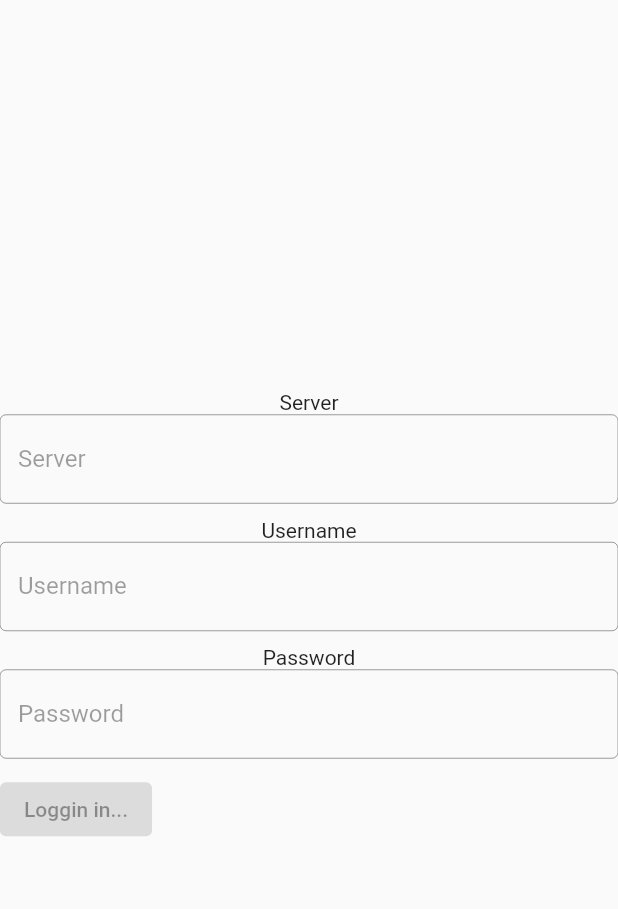
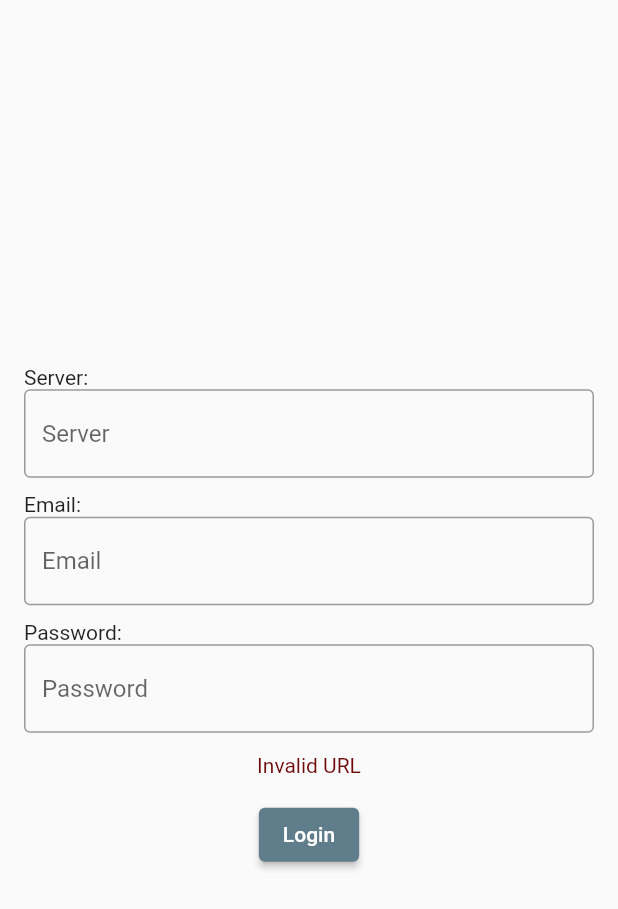
Before and after one commit to mitras2/photo_cloud_app, a Flutter app: the screen it shows after launch, after a tap on "Login", on a phone screen of 412 x 824 dp. Shown: the top 909 px of the screen. Run offline on Flutter 3.47's test engine with Material 2 defaults, Android fonts, the phone set to English and light mode, and no system bars; our stand-ins replace shared_preferences; missing offline and left inert: result_type, validated; generated files the repository leaves out were written again.

Commit message:
Mass commit - Added localization via ARB files - Added desktop support - Login data and token is stored after successful login *unsafe* - Renamed the project namespace - Changed communication with the Api - Added validation for inputs - Added (named) Routing - Added a splash screen upon startup

```diff
--- /dev/null
+++ b/l10n.yaml
@@ -0,0 +1,3 @@
+arb-dir: lib/l10n
+template-arb-file: app_en.arb
+output-localization-file: app_localizations.dart
--- /dev/null
+++ b/lib/api/api_base_headers.dart
@@ -0,0 +1,4 @@
+final Map<String,String> headersJson = {
+  'Content-type' : 'application/json',
+  'Accept': 'application/json',
+};
--- /dev/null
+++ b/lib/base_imports.dart
@@ -0,0 +1,2 @@
+export 'package:flutter_gen/gen_l10n/app_localizations.dart';
+export 'package:flutter/material.dart';
--- a/lib/dtos/envelope.dart
+++ b/lib/dtos/envelope.dart
@@ -16,7 +16,7 @@ class Envelope {
     _result = json['result'];
     _errorMessage = json['errorMessage'];
     _errorCode = json['errorCode'];
-    _timeGenerated = DateTime(json['timeGenerated']);
+    _timeGenerated = DateTime.parse(json['timeGenerated']);
   }
 
   Map<String, dynamic>? _result;
@@ -28,7 +28,7 @@ class Envelope {
   String? get errorMessage => _errorMessage;
   String? get errorCode => _errorCode;
   DateTime get timeGenerated => _timeGenerated;
-  bool get success => _result != null && _errorMessage == null;
+  bool get success => _result != null && (_errorMessage == null || _errorMessage!.isEmpty);
   bool get fail => !success;
 
 }
--- /dev/null
+++ b/lib/l10n/app_de.arb
@@ -0,0 +1,10 @@
+{
+  "helloWorld": "Hallo Welt!",
+  "serverAddress": "Server-Adresse",
+  "login_emailAddress": "E-Mail",
+  "username": "Benutzername",
+  "password": "Passwort",
+  "button_login": "Anmelden",
+  "button_logging_in": "Wird angemendet",
+  "welcome": "Wilkommen"
+}
--- a/lib/logic/api_login.dart
+++ b/lib/logic/api_login.dart
@@ -1,8 +1,10 @@
 
 import 'dart:convert';
 
+import 'package:photo_cloud/api/api_base_headers.dart';
 import 'package:photo_cloud/api/api_paths.dart';
 import 'package:photo_cloud/base_models/api_error.dart';
+import 'package:photo_cloud/base_models/api_status_codes_enum.dart';
 import 'package:photo_cloud/dtos/envelope.dart';
 import 'package:photo_cloud/dtos/login_dto.dart';
 import 'package:result_type/result_type.dart';
@@ -38,8 +40,9 @@ Future<Result<LoginDTO, ApiError>> loginUser({required Uri serverBaseUrl, requir
 
   try {
     var data = {"email": username, "password": password};
+    var dataJson = json.encode(data);
 
-    final response = await http.post(userLoginUri(serverUri: serverBaseUrl), body: data)
+    final response = await http.post(userLoginUri(serverUri: serverBaseUrl), headers: headersJson, body: dataJson)
         .timeout(const Duration(seconds: 20));
 
     //TODO: Find a good solution how wo initially check for success
@@ -54,12 +57,12 @@ Future<Result<LoginDTO, ApiError>> loginUser({required Uri serverBaseUrl, requir
       return Success(LoginDTO.fromJson(env.resultJson));
 
     } else {
-      throw Exception('Unable to fetch products from the REST API');
+      return Failure(ApiError(apiStatusCode: ApiStatusCodes.UnknownNetworkError, errorMessage: "Invalid Server Response", errorMessageIntlCode: "invalidResponse"));
     }
 
   } on TimeoutException {
     return Failure(ApiError.timeout());
-  } on Error {
+  } on Exception catch (e) {
     return Failure(ApiError.unknownNetworkError());
   }
 }
--- a/lib/main_photo_cloud.dart
+++ b/lib/main_photo_cloud.dart
@@ -1,8 +1,18 @@
 import 'package:flutter/material.dart';
 import 'package:photo_cloud/screens/login_screen.dart';
+import 'package:flutter_localizations/flutter_localizations.dart';
+import 'package:flutter_gen/gen_l10n/app_localizations.dart';
+import 'package:photo_cloud/screens/main_screen.dart';
+import 'package:photo_cloud/screens/splash_screen.dart';
 
 void main() {
   runApp(const MyApp());
+}
+
+class Routes {
+  static String splash = "/splash";
+  static String login = "/login";
+  static String home = "/home";
 }
 
 class MyApp extends StatelessWidget {
@@ -16,8 +26,22 @@ class MyApp extends StatelessWidget {
       theme: ThemeData(
         primarySwatch: Colors.blueGrey,
       ),
-      home:
-        const LoginScreen()
+      initialRoute: Routes.splash,
+      routes: {
+        Routes.splash: (context) => const SplashScreen(),
+        Routes.login: (context) => const LoginScreen(),
+        Routes.home: (context) => const MainScreen(),
+      },
+      localizationsDelegates: const [
+        GlobalMaterialLocalizations.delegate,
+        GlobalWidgetsLocalizations.delegate,
+        GlobalCupertinoLocalizations.delegate,
+        AppLocalizations.delegate
+      ],
+      supportedLocales: const [
+        Locale('en', ''), // English, no country code
+        Locale('de', ''), // German, no country code
+      ],
     );
   }
 }
--- a/lib/screens/login_screen.dart
+++ b/lib/screens/login_screen.dart
@@ -1,7 +1,11 @@
 import 'package:flutter/material.dart';
+import 'package:photo_cloud/base_imports.dart';
 import 'package:photo_cloud/logic/api_login.dart';
-import 'package:photo_cloud/widgets/base/empty.dart';
+import 'package:photo_cloud/logic/store_save_login.dart';
+import 'package:photo_cloud/main_photo_cloud.dart';
 import 'package:photo_cloud/widgets/login/login_input.dart';
+import 'package:validated/validated.dart';
+import 'package:flutter_gen/gen_l10n/app_localizations.dart';
 
 class LoginScreen extends StatefulWidget {
   const LoginScreen({Key? key}) : super(key: key);
@@ -13,102 +17,149 @@ class LoginScreen extends StatefulWidget {
 }
 
 class _LoginScreenState extends State<LoginScreen> {
-
   final TextEditingController textServer = TextEditingController();
   final TextEditingController textUser = TextEditingController();
   final TextEditingController textPassword = TextEditingController();
+  final formKey = GlobalKey<FormState>();
 
-  String? errorMessage;
-  bool loginAtemptRunning = false;
+  String errorMessage = "";
+  bool loginAttemptRunning = false;
 
   Future<void> login() async {
     setState(() {
-      loginAtemptRunning = true;
+      loginAttemptRunning = true;
     });
 
-    Uri? serverUri;
-    try {
-      serverUri = Uri.parse(textServer.value.text);
-    } on Error {
+    bool isValid = this.validateInputs();
+    if(!isValid) {
       setState(() {
-        errorMessage = "Invalid Server URL";
-        loginAtemptRunning = false;
+        loginAttemptRunning = false;
       });
       return;
     }
 
-    var result = await loginUser(serverBaseUrl: serverUri, username: textUser.value.text, password: textPassword.value.text);
+    String url = textServer.value.text;
+    String user = textUser.value.text;
+    String password = textPassword.value.text;
+
+    Uri? serverUri;
+    try {
+      serverUri = Uri.parse(url);
+    } on Exception {
+      setState(() {
+        errorMessage = "Invalid Server URL";
+        loginAttemptRunning = false;
+      });
+      return;
+    }
+
+    var result = await loginUser(
+        serverBaseUrl: serverUri,
+        username: user,
+        password: password);
 
     setState(() {
-      if(result.isFailure){
+      if (result.isFailure) {
         errorMessage = result.failure.errorMessage;
       } else {
-        errorMessage = null;
+        errorMessage = "";
       }
     });
 
     //TODO: If successful, end this section of the app
-    if(result.isSuccess) {
+    if (result.isSuccess) {
       setState(() {
         errorMessage = "Success";
       });
+
+      //Save the User-Login
+      await saveUserLogin(loginDTO: result.success, serverAddress: serverUri, username: user);
+      var userLogin = await getUserLogin();
+      Navigator.pushNamed(context, Routes.home, arguments: userLogin);
     }
 
+    setState(() {
+      loginAttemptRunning = false;
+    });
+  }
 
+  bool validateInputs() {
+    String url = textServer.value.text;
+
+    if(url.trim().isEmpty || !isURL(url)) {
       setState(() {
-      loginAtemptRunning = false;
+        errorMessage = "Invalid URL";
       });
+     return false;
+    }
+
+    String user = textUser.value.text;
+    if(user.trim().isEmpty) {
+      setState(() {
+        errorMessage = "A username is required";
+      });
+      return false;
+    }
+
+    String password = textPassword.value.text;
+    if(password.isEmpty) {
+      setState(() {
+        errorMessage = "A password is required";
+      });
+      return false;
+    }
+
+    return true;
   }
 
   @override
   Widget build(BuildContext context) {
     return Scaffold(
-      body: SafeArea (
+      body: SafeArea(
           child: Center(
+              child: Container(
+                  constraints: const BoxConstraints(maxWidth: 400),
+                  padding: const EdgeInsets.all(10),
                   child: Form(
+                    key: formKey,
                     child: SingleChildScrollView(
-                  child: Column (
-                    crossAxisAlignment: CrossAxisAlignment.start,
+                      child: Column(
+                        crossAxisAlignment: CrossAxisAlignment.center,
                         children: [
-                      LoginInput(label: 'Server', validator: (_) => null, enabled: !loginAtemptRunning, controller: textServer,),
-                      LoginInput(label: 'Username', validator: (_) => null, enabled: !loginAtemptRunning, controller: textUser,),
-                      LoginInput(label: 'Password', validator: (_) => null, enabled: !loginAtemptRunning, controller: textPassword,),
-                      errorMessageWidget(),
-                      elevatedButtonWidget()
+                          LoginInput(
+                            label: AppLocalizations.of(context)!.serverAddress,
+                            validator: (_) => null,
+                            enabled: !loginAttemptRunning,
+                            controller: textServer,
+                          ),
+                          LoginInput(
+                            label: AppLocalizations.of(context)!.login_emailAddress,
+                            validator: (_) => null,
+                            enabled: !loginAttemptRunning,
+                            controller: textUser,
+                          ),
+                          LoginInput(
+                            label: AppLocalizations.of(context)!.password,
+                            validator: (_) => null,
+                            enabled: !loginAttemptRunning,
+                            controller: textPassword,
+                          ),
+                          Container(
+                              padding: const EdgeInsets.all(4),
+                              margin: const EdgeInsets.only(bottom: 10),
+                              child: Text(
+                                errorMessage,
+                                style: const TextStyle(color: Color.fromRGBO(111, 10, 10, 1.0)),
+                              ),
+                          ),
+                          ElevatedButton(
+                              onPressed: loginAttemptRunning ? null : login,
+                              child: Text(loginAttemptRunning? AppLocalizations.of(context)!.button_logging_in : AppLocalizations.of(context)!.button_login))
                         ],
                       ),
                     ),
-              )
-          )
-      ),
+                  )))),
     );
   }
 
-  Widget errorMessageWidget() {
-    if(errorMessage == null) {
-      return const Empty();
 }
-
-    return Text(
-      errorMessage!,
-      style: const TextStyle(
-        color: Color.fromRGBO(111, 10, 10, 1.0)
-      ),
-    );
-  }
-
-  Widget elevatedButtonWidget() {
-
-    if(loginAtemptRunning) {
-      return const ElevatedButton(
-          onPressed: null,
-          child: Text('Loggin in...')
-      );
-    }
-
-    return ElevatedButton(
-        onPressed: () => login(),
-        child: const Text('Login')
-    );
-  }
-}
--- /dev/null
+++ b/lib/screens/splash_screen.dart
@@ -0,0 +1,40 @@
+import 'package:photo_cloud/base_imports.dart';
+import 'package:photo_cloud/logic/store_save_login.dart';
+import 'package:photo_cloud/main_photo_cloud.dart';
+
+class SplashScreen extends StatefulWidget {
+  const SplashScreen({Key? key}) : super(key: key);
+
+  @override
+  State<StatefulWidget> createState() {
+    return _SplashScreenState();
+  }
+}
+
+class _SplashScreenState extends State<SplashScreen> {
+
+  Future<void> checkLogin(BuildContext context) async {
+    var hasLogin = await hasUserLogin();
+    if(!hasLogin) {
+      Navigator.pushNamed(context, Routes.login);
+      return;
+    }
+
+    var user = await getUserLogin();
+    Navigator.pushNamed(context, Routes.home, arguments: user);
+  }
+
+  @override
+  Widget build(BuildContext context) {
+    checkLogin(context);
+
+    return Scaffold(
+      body: SafeArea(
+          child: Center(
+              child: Text(AppLocalizations.of(context)!.welcome)
+          )
+      ),
+    );
+  }
+
+}
--- a/lib/widgets/login/login_input.dart
+++ b/lib/widgets/login/login_input.dart
@@ -3,7 +3,7 @@ import 'package:flutter/material.dart';
 class LoginInput extends StatelessWidget {
 
   final String label;
-  final Function validator;
+  final String? Function(String?) validator;
   final TextEditingController? controller;
   bool enabled;
 
@@ -14,14 +14,17 @@ class LoginInput extends StatelessWidget {
     return Container(
       margin: const EdgeInsets.only(bottom: 10),
       child: Column(
+        crossAxisAlignment: CrossAxisAlignment.start,
         children: [
-          Text(label),
-          TextField(
+          Text(label + ":"),
+          TextFormField(
             controller: controller,
             enabled: enabled,
+            validator: validator,
+            // autovalidateMode: AutovalidateMode.onUserInteraction,
             decoration: InputDecoration(
               border: const OutlineInputBorder(),
-              labelText: label,
+              hintText: label,
             ),
 
           )
```
Also changed, not shown: lib/data_models/user_login_prefs.dart (added, +10 -0 lines), lib/l10n/app_en.arb (added, +13 -0 lines), lib/logic/store_save_login.dart (added, +55 -0 lines), lib/screens/main_screen.dart (+9 -1 lines), pubspec.yaml (+14 -0 lines), pubspec.lock, 15 other files. Lines whose indentation alone changed are shown as unchanged.
